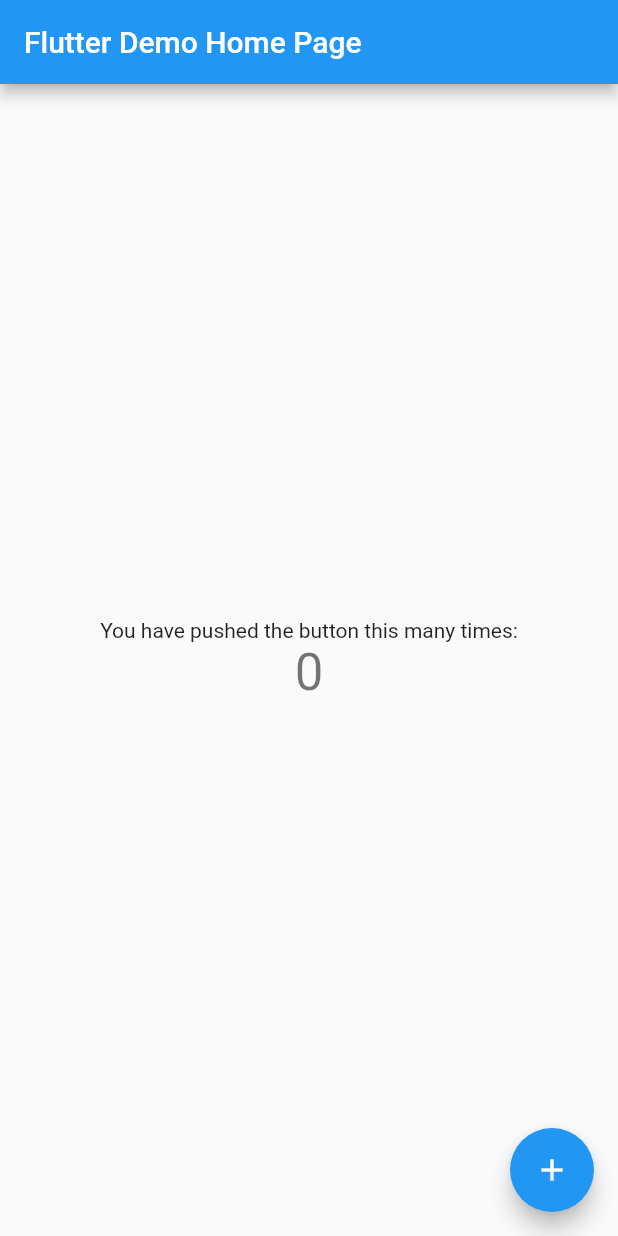
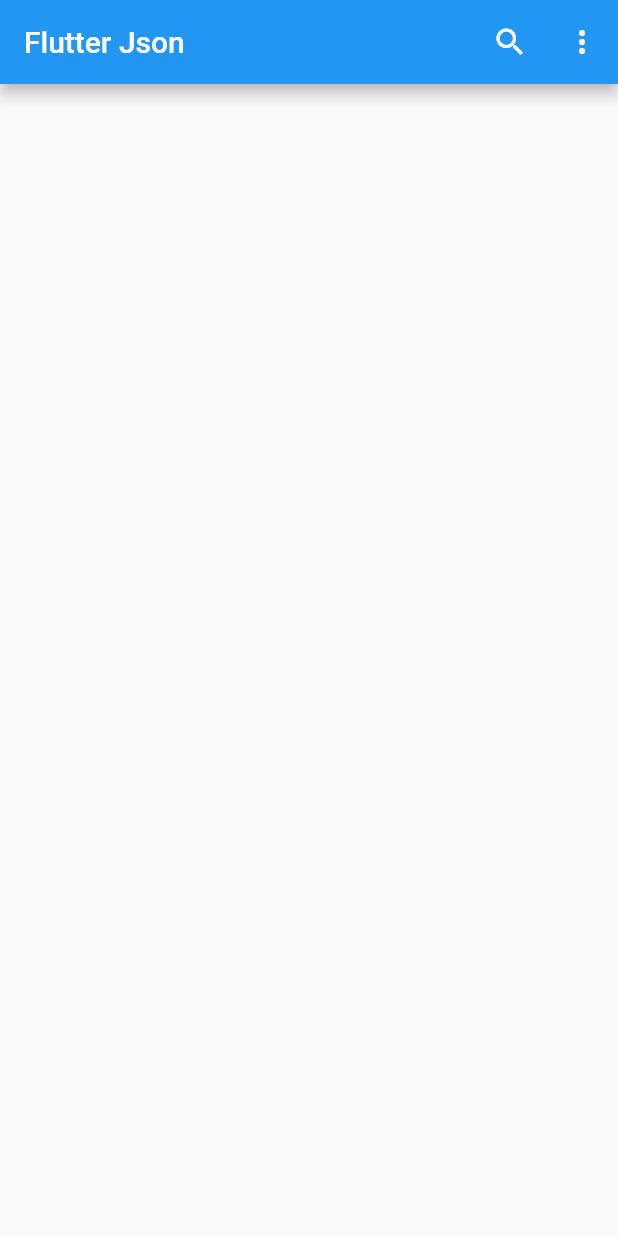
Before and after one commit to ankitvashisht12/flutter-json-api, a Flutter app: the screen it shows after launch, on a phone screen of 412 x 824 dp. Run offline on Flutter 3.47's test engine with Material 2 defaults, Android fonts, the phone set to English and light mode, and no system bars.

Commit message:
Add AppBar with Actions

```diff
--- a/lib/main.dart
+++ b/lib/main.dart
@@ -3,39 +3,21 @@ import 'package:flutter/material.dart';
 void main() => runApp(MyApp());
 
 class MyApp extends StatelessWidget {
-  // This widget is the root of your application.
+
   @override
   Widget build(BuildContext context) {
     return MaterialApp(
-      title: 'Flutter Demo',
+      title: 'Flutter Json',
       theme: ThemeData(
-        // This is the theme of your application.
-        //
-        // Try running your application with "flutter run". You'll see the
-        // application has a blue toolbar. Then, without quitting the app, try
-        // changing the primarySwatch below to Colors.green and then invoke
-        // "hot reload" (press "r" in the console where you ran "flutter run",
-        // or simply save your changes to "hot reload" in a Flutter IDE).
-        // Notice that the counter didn't reset back to zero; the application
-        // is not restarted.
         primarySwatch: Colors.blue,
       ),
-      home: MyHomePage(title: 'Flutter Demo Home Page'),
+      home: MyHomePage(title: 'Flutter Json'),
     );
   }
 }
 
 class MyHomePage extends StatefulWidget {
   MyHomePage({Key key, this.title}) : super(key: key);
-
-  // This widget is the home page of your application. It is stateful, meaning
-  // that it has a State object (defined below) that contains fields that affect
-  // how it looks.
-
-  // This class is the configuration for the state. It holds the values (in this
-  // case the title) provided by the parent (in this case the App widget) and
-  // used by the build method of the State. Fields in a Widget subclass are
-  // always marked "final".
 
   final String title;
 
@@ -44,68 +26,27 @@ class MyHomePage extends StatefulWidget {
 }
 
 class _MyHomePageState extends State<MyHomePage> {
-  int _counter = 0;
 
-  void _incrementCounter() {
-    setState(() {
-      // This call to setState tells the Flutter framework that something has
-      // changed in this State, which causes it to rerun the build method below
-      // so that the display can reflect the updated values. If we changed
-      // _counter without calling setState(), then the build method would not be
-      // called again, and so nothing would appear to happen.
-      _counter++;
-    });
-  }
 
   @override
   Widget build(BuildContext context) {
-    // This method is rerun every time setState is called, for instance as done
-    // by the _incrementCounter method above.
-    //
-    // The Flutter framework has been optimized to make rerunning build methods
-    // fast, so that you can just rebuild anything that needs updating rather
-    // than having to individually change instances of widgets.
     return Scaffold(
       appBar: AppBar(
-        // Here we take the value from the MyHomePage object that was created by
-        // the App.build method, and use it to set our appbar title.
         title: Text(widget.title),
+        actions: <Widget>[
+          IconButton(
+            icon: Icon(Icons.search),
+            onPressed: ()=>debugPrint("search"),  // when pressed this will print into debug console
+          ),
+
+          IconButton(
+            icon: Icon(Icons.more_vert),
+            onPressed: ()=>debugPrint("Options"),  // when pressed this will print into debug console
+          ),
+        ],
       ),
-      body: Center(
-        // Center is a layout widget. It takes a single child and positions it
-        // in the middle of the parent.
-        child: Column(
-          // Column is also layout widget. It takes a list of children and
-          // arranges them vertically. By default, it sizes itself to fit its
-          // children horizontally, and tries to be as tall as its parent.
-          //
-          // Invoke "debug painting" (press "p" in the console, choose the
-          // "Toggle Debug Paint" action from the Flutter Inspector in Android
-          // Studio, or the "Toggle Debug Paint" command in Visual Studio Code)
-          // to see the wireframe for each widget.
-          //
-          // Column has various properties to control how it sizes itself and
-          // how it positions its children. Here we use mainAxisAlignment to
-          // center the children vertically; the main axis here is the vertical
-          // axis because Columns are vertical (the cross axis would be
-          // horizontal).
-          mainAxisAlignment: MainAxisAlignment.center,
-          children: <Widget>[
-            Text(
-              'You have pushed the button this many times:',
-            ),
-            Text(
-              '$_counter',
-              style: Theme.of(context).textTheme.display1,
-            ),
-          ],
-        ),
-      ),
-      floatingActionButton: FloatingActionButton(
-        onPressed: _incrementCounter,
-        tooltip: 'Increment',
-        child: Icon(Icons.add),
-      ), // This trailing comma makes auto-formatting nicer for build methods.
+
+
     );
   }
 }
```
